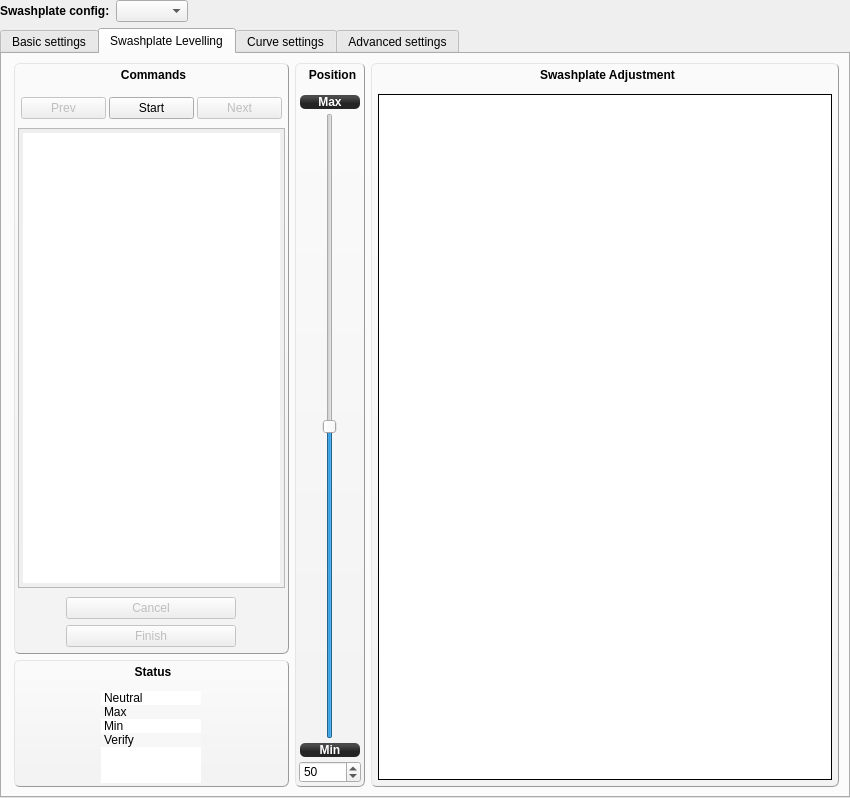
openpilot/OpenPilot, file ground/openpilotgcs/src/plugins/config/airframe_ccpm.ui: the form before one commit.
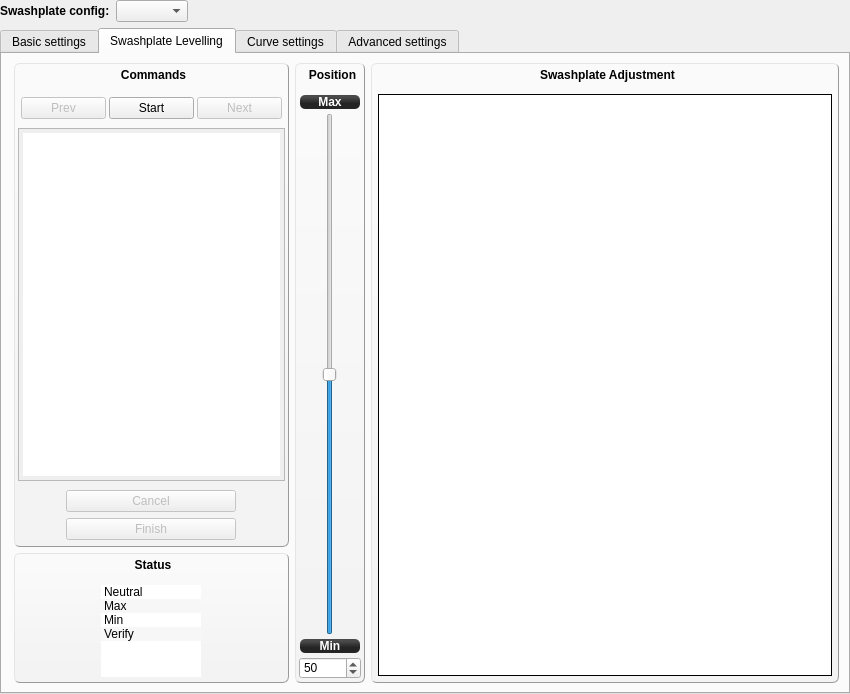
The form after the commit. Icons and pictures are not drawn. Custom widgets are drawn as their Qt base class.

Commit message: OP-1466 Resize issue

The edit to the form file:
```diff
--- a/ground/openpilotgcs/src/plugins/config/airframe_ccpm.ui
+++ b/ground/openpilotgcs/src/plugins/config/airframe_ccpm.ui
@@ -7,7 +7,7 @@
     <x>0</x>
     <y>0</y>
     <width>850</width>
-    <height>798</height>
+    <height>694</height>
    </rect>
   </property>
   <property name="sizePolicy">
@@ -1946,7 +1946,7 @@
              <property name="minimumSize">
               <size>
                <width>228</width>
-               <height>0</height>
+               <height>200</height>
               </size>
              </property>
              <property name="title">
@@ -2058,7 +2058,7 @@
                 <property name="minimumSize">
                  <size>
                   <width>250</width>
-                  <height>150</height>
+                  <height>20</height>
                  </size>
                 </property>
                 <property name="maximumSize">
@@ -2086,37 +2086,15 @@
                 <property name="bottomMargin">
                  <number>3</number>
                 </property>
-                <item row="0" column="0">
-                 <widget class="QPushButton" name="SwashLvlCancelButton">
-                  <property name="enabled">
-                   <bool>false</bool>
-                  </property>
-                  <property name="minimumSize">
-                   <size>
-                    <width>170</width>
-                    <height>0</height>
-                   </size>
-                  </property>
-                  <property name="maximumSize">
-                   <size>
-                    <width>170</width>
-                    <height>16777215</height>
-                   </size>
-                  </property>
-                  <property name="text">
-                   <string>Cancel</string>
-                  </property>
-                 </widget>
-                </item>
-                <item row="1" column="0">
+                <item row="2" column="0">
                  <widget class="QPushButton" name="SwashLvlFinishButton">
                   <property name="enabled">
                    <bool>false</bool>
                   </property>
                   <property name="minimumSize">
                    <size>
-                    <width>170</width>
-                    <height>0</height>
+                    <width>85</width>
+                    <height>20</height>
                    </size>
                   </property>
                   <property name="maximumSize">
@@ -2130,6 +2108,28 @@
                   </property>
                  </widget>
                 </item>
+                <item row="1" column="0">
+                 <widget class="QPushButton" name="SwashLvlCancelButton">
+                  <property name="enabled">
+                   <bool>false</bool>
+                  </property>
+                  <property name="minimumSize">
+                   <size>
+                    <width>85</width>
+                    <height>20</height>
+                   </size>
+                  </property>
+                  <property name="maximumSize">
+                   <size>
+                    <width>170</width>
+                    <height>16777215</height>
+                   </size>
+                  </property>
+                  <property name="text">
+                   <string>Cancel</string>
+                  </property>
+                 </widget>
+                </item>
                </layout>
               </item>
              </layout>
@@ -2138,7 +2138,7 @@
            <item>
             <widget class="QGroupBox" name="SwashLvlStatusBox">
              <property name="sizePolicy">
-              <sizepolicy hsizetype="MinimumExpanding" vsizetype="Maximum">
+              <sizepolicy hsizetype="MinimumExpanding" vsizetype="Fixed">
                <horstretch>0</horstretch>
                <verstretch>0</verstretch>
               </sizepolicy>
@@ -2146,7 +2146,7 @@
              <property name="minimumSize">
               <size>
                <width>200</width>
-               <height>0</height>
+               <height>130</height>
               </size>
              </property>
              <property name="title">
@@ -2300,7 +2300,7 @@
            <property name="minimumSize">
             <size>
              <width>70</width>
-             <height>100</height>
+             <height>250</height>
             </size>
            </property>
            <property name="maximumSize">
@@ -2436,7 +2436,7 @@
            <property name="minimumSize">
             <size>
              <width>200</width>
-             <height>200</height>
+             <height>300</height>
             </size>
            </property>
            <property name="maximumSize">
@@ -2499,8 +2499,8 @@
                </property>
                <property name="minimumSize">
                 <size>
-                 <width>100</width>
-                 <height>100</height>
+                 <width>250</width>
+                 <height>300</height>
                 </size>
                </property>
                <property name="maximumSize">
```
Left out of the diff: 7 changed lines with no effect on the pictures.
